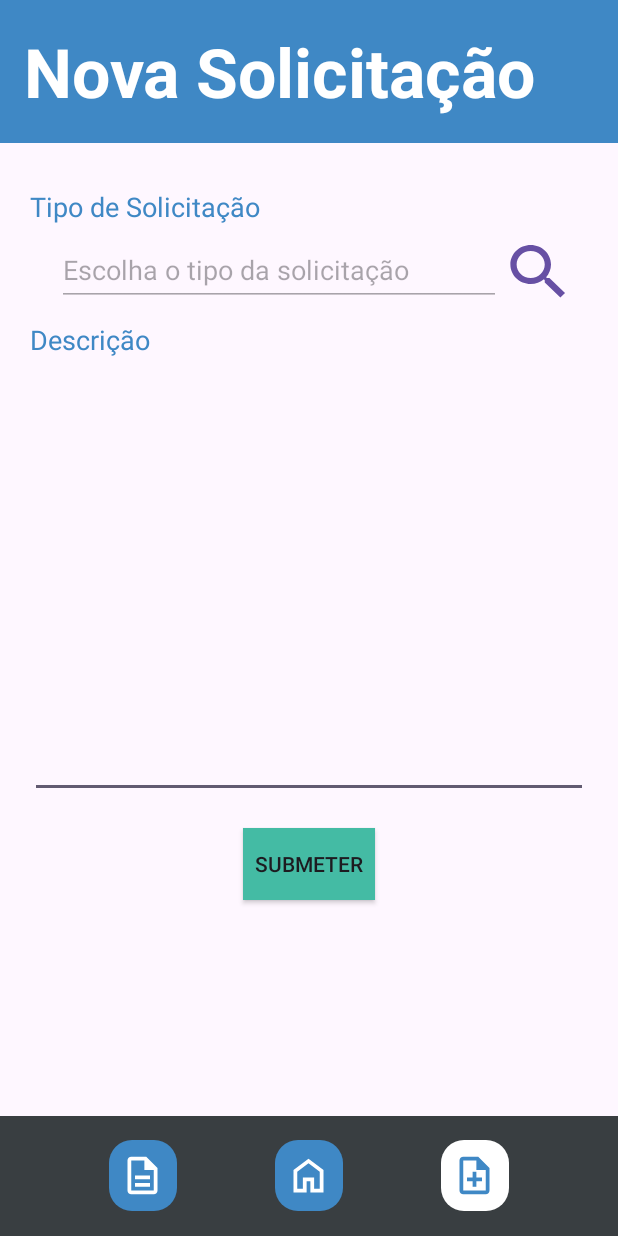
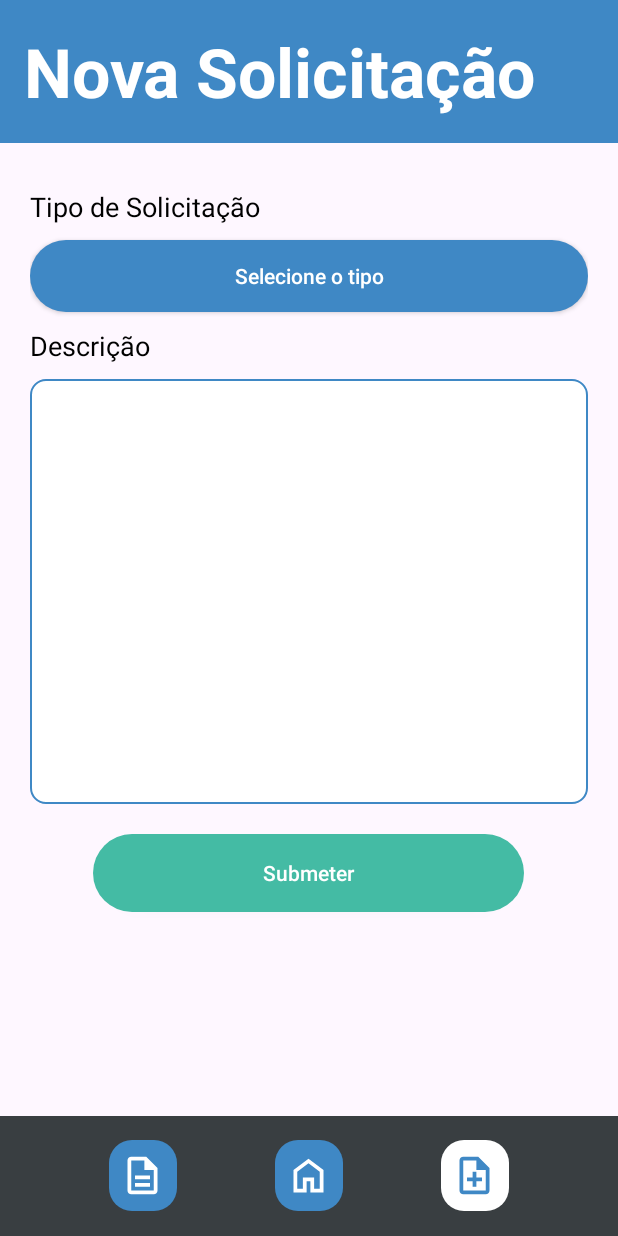
Before and after one commit to Marcos-UFV/Solicitacoes-e-Atendimentos, an Android app: the RequestActivity screen opened directly, with no data from a screen before it, on a phone screen of 412 x 824 dp. Run offline under Robolectric (Android 15) with nearby library versions, the phone set to English and light mode, and no system bars.

Commit message:
design: select button, submit button and input field for request screen

```diff
--- a/app/src/main/res/drawable/input_field.xml
+++ b/app/src/main/res/drawable/input_field.xml
@@ -1,4 +1,17 @@
 <?xml version="1.0" encoding="utf-8"?>
 <selector xmlns:android="http://schemas.android.com/apk/res/android">
-
+    <item android:state_enabled="true" android:state_focused="true">
+        <shape android:shape="rectangle">
+            <solid android:color="@color/white"/>
+            <corners android:radius="10dp"/>
+            <stroke android:color="@color/SOLICITA_blue" android:width="1dp" />
+        </shape>
+    </item>
+    <item android:state_enabled="true" >
+        <shape android:shape="rectangle">
+            <solid android:color="@color/white"/>
+            <corners android:radius="10dp"/>
+            <stroke android:color="@android:color/darker_gray" android:width="1dp" />
+        </shape>
+    </item>
 </selector>
--- a/app/src/main/res/drawable/select_button.xml
+++ b/app/src/main/res/drawable/select_button.xml
@@ -1,4 +1,5 @@
 <?xml version="1.0" encoding="utf-8"?>
-<selector xmlns:android="http://schemas.android.com/apk/res/android">
-
-</selector>
+<shape xmlns:android="http://schemas.android.com/apk/res/android" android:shape="rectangle">
+    <solid android:color="@color/SOLICITA_blue" />
+    <corners android:radius="40dp" />
+</shape>
--- a/app/src/main/res/drawable/submit_button.xml
+++ b/app/src/main/res/drawable/submit_button.xml
@@ -1,4 +1,5 @@
 <?xml version="1.0" encoding="utf-8"?>
-<selector xmlns:android="http://schemas.android.com/apk/res/android">
-
-</selector>
+<shape xmlns:android="http://schemas.android.com/apk/res/android" android:shape="rectangle">
+    <solid android:color="@color/SOLICITA_green" />
+    <corners android:radius="40dp" />
+</shape>
--- a/app/src/main/res/layout/activity_request.xml
+++ b/app/src/main/res/layout/activity_request.xml
@@ -14,7 +14,7 @@
     <LinearLayout
         android:id="@+id/container"
         android:layout_width="match_parent"
-        android:layout_height="445dp"
+        android:layout_height="0dp"
         android:layout_marginLeft="20dp"
         android:layout_marginRight="20dp"
         android:layout_weight="1"
@@ -24,46 +24,29 @@
             android:layout_width="wrap_content"
             android:layout_height="wrap_content"
             android:text="@string/type_label"
-            android:textColor="@color/SOLICITA_blue"
+            android:textColor="@color/black"
             android:textSize="8pt" />
 
-        <androidx.constraintlayout.widget.ConstraintLayout
+        <Button
+            android:id="@+id/btnType"
+            android:textColor="@color/white"
+            android:textAllCaps="false"
+            android:text="@string/request_type"
             android:layout_width="match_parent"
-            android:layout_height="64dp">
-
-            <EditText
-                android:id="@+id/tType"
-                android:layout_width="296dp"
-                android:layout_height="47dp"
-                android:layout_gravity="start"
-                android:enabled="false"
-                android:textColor="@color/black"
-                android:hint="@string/type_hint"
-                app:layout_constraintBottom_toBottomOf="parent"
-                app:layout_constraintEnd_toStartOf="@+id/btnType"
-                app:layout_constraintHorizontal_bias="1.0"
-                app:layout_constraintStart_toStartOf="parent"
-                app:layout_constraintTop_toTopOf="parent"
-                app:layout_constraintVertical_bias="0.384" />
-
-            <com.google.android.material.button.MaterialButton
-                android:id="@+id/btnType"
-                android:layout_width="50dp"
-                android:layout_height="48dp"
-                android:layout_gravity="end"
-                android:layout_marginEnd="8dp"
-                android:background="@drawable/baseline_search_24"
-                app:layout_constraintBottom_toBottomOf="parent"
-                app:layout_constraintEnd_toEndOf="parent"
-                app:layout_constraintTop_toTopOf="parent"
-                app:layout_constraintVertical_bias="0.454" />
-        </androidx.constraintlayout.widget.ConstraintLayout>
+            android:layout_marginTop="10dp"
+            android:layout_height="48dp"
+            android:background="@drawable/select_button"
+            app:layout_constraintBottom_toBottomOf="parent"
+            app:layout_constraintEnd_toEndOf="parent"
+            app:layout_constraintTop_toTopOf="parent"
+            app:layout_constraintVertical_bias="0.454" />
 
         <TextView
+            android:layout_marginTop="10dp"
             android:layout_width="wrap_content"
             android:layout_height="wrap_content"
             android:text="@string/description_label"
-            android:textColor="@color/SOLICITA_blue"
+            android:textColor="@color/black"
             android:textSize="8pt" />
 
         <EditText
@@ -71,15 +54,19 @@
             android:layout_width="match_parent"
             android:layout_height="283dp"
             android:layout_marginTop="10dp"
-            android:height="240dp" />
+            android:padding="5dp"
+            android:gravity="top"
+            android:background="@drawable/input_field"/>
 
         <Button
             android:id="@+id/btnSubmit"
-            android:layout_width="wrap_content"
-            android:layout_height="wrap_content"
+            android:textAllCaps="false"
+            android:textColor="@color/white"
+            android:layout_width="287dp"
+            android:layout_height="52dp"
             android:layout_gravity="center"
             android:layout_marginTop="20dp"
-            android:background="@color/SOLICITA_green"
+            android:background="@drawable/submit_button"
             android:text="@string/submit_label" />
     </LinearLayout>
 
```
